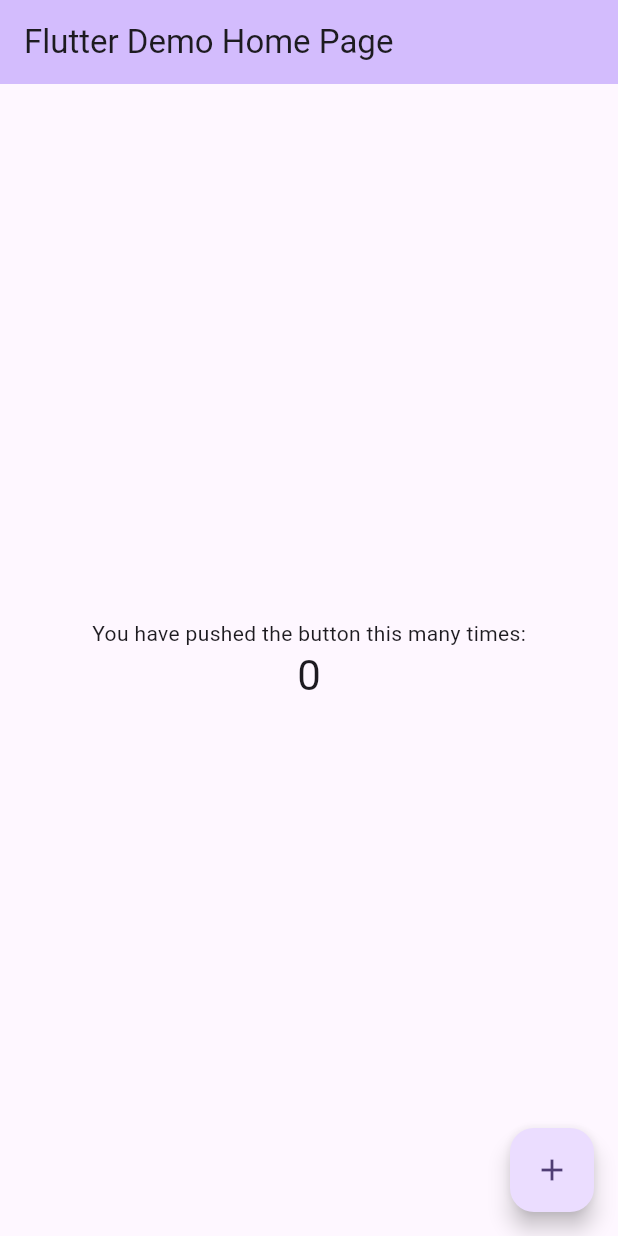
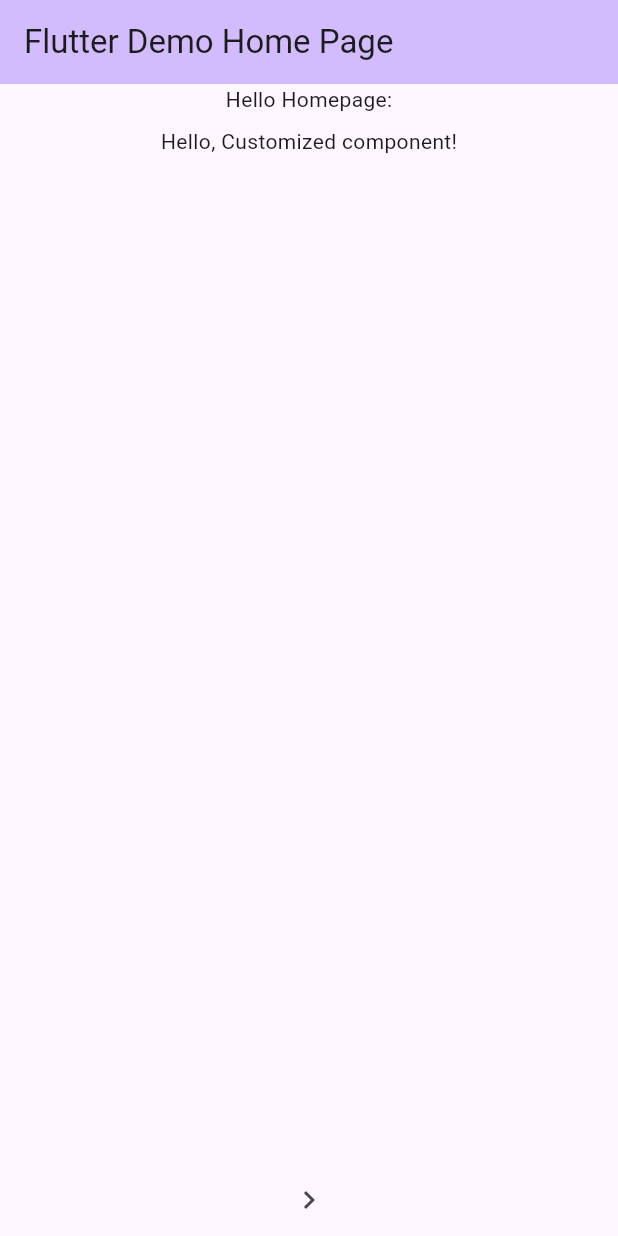
Before and after one commit to marieesss/flutter-todo-list, a Flutter app: the screen it shows after launch, on a phone screen of 412 x 824 dp. Run offline on Flutter 3.47's test engine with Material 3 defaults, Android fonts, the phone set to English and light mode, and no system bars.

Commit message:
add routing to different page

```diff
--- /dev/null
+++ b/lib/components/row/row.dart
@@ -0,0 +1,13 @@
+import 'package:flutter/material.dart';
+
+class PaddedText extends StatelessWidget {
+  const PaddedText({super.key});
+
+  @override
+  Widget build(BuildContext context) {
+    return Padding(
+      padding: const EdgeInsets.all(8.0),
+      child: const Text('Hello, Customized component!'),
+    );
+  }
+}
--- a/lib/main.dart
+++ b/lib/main.dart
@@ -1,4 +1,7 @@
 import 'package:flutter/material.dart';
+import 'components/row/row.dart';
+import 'screens/todos/todos.dart';
+import 'screens/homepage/homepage.dart';
 
 void main() {
   runApp(const MyApp());
@@ -54,19 +57,6 @@ class MyHomePage extends StatefulWidget {
 }
 
 class _MyHomePageState extends State<MyHomePage> {
-  int _counter = 0;
-
-  void _incrementCounter() {
-    setState(() {
-      // This call to setState tells the Flutter framework that something has
-      // changed in this State, which causes it to rerun the build method below
-      // so that the display can reflect the updated values. If we changed
-      // _counter without calling setState(), then the build method would not be
-      // called again, and so nothing would appear to happen.
-      _counter++;
-    });
-  }
-
   @override
   Widget build(BuildContext context) {
     // This method is rerun every time setState is called, for instance as done
@@ -85,38 +75,8 @@ class _MyHomePageState extends State<MyHomePage> {
         // the App.build method, and use it to set our appbar title.
         title: Text(widget.title),
       ),
-      body: Center(
-        // Center is a layout widget. It takes a single child and positions it
-        // in the middle of the parent.
-        child: Column(
-          // Column is also a layout widget. It takes a list of children and
-          // arranges them vertically. By default, it sizes itself to fit its
-          // children horizontally, and tries to be as tall as its parent.
-          //
-          // Column has various properties to control how it sizes itself and
-          // how it positions its children. Here we use mainAxisAlignment to
-          // center the children vertically; the main axis here is the vertical
-          // axis because Columns are vertical (the cross axis would be
-          // horizontal).
-          //
-          // TRY THIS: Invoke "debug painting" (choose the "Toggle Debug Paint"
-          // action in the IDE, or press "p" in the console), to see the
-          // wireframe for each widget.
-          mainAxisAlignment: MainAxisAlignment.center,
-          children: <Widget>[
-            const Text('You have pushed the button this many times:'),
-            Text(
-              '$_counter',
-              style: Theme.of(context).textTheme.headlineMedium,
-            ),
-          ],
-        ),
-      ),
-      floatingActionButton: FloatingActionButton(
-        onPressed: _incrementCounter,
-        tooltip: 'Increment',
-        child: const Icon(Icons.add),
-      ), // This trailing comma makes auto-formatting nicer for build methods.
+      body:
+          const HomepagePage(), // This trailing comma makes auto-formatting nicer for build methods.
     );
   }
 }
--- /dev/null
+++ b/lib/screens/homepage/homepage.dart
@@ -0,0 +1,67 @@
+import 'package:flutter/material.dart';
+import '../../components/row/row.dart';
+import "../todos/todos.dart";
+
+class HomepagePage extends StatefulWidget {
+  const HomepagePage({super.key});
+
+  // This widget is the home page of your application. It is stateful, meaning
+  // that it has a State object (defined below) that contains fields that affect
+  // how it looks.
+
+  // This class is the configuration for the state. It holds the values (in this
+  // case the title) provided by the parent (in this case the App widget) and
+  // used by the build method of the State. Fields in a Widget subclass are
+  // always marked "final".
+
+  @override
+  State<HomepagePage> createState() => _HomepagePageState();
+}
+
+class _HomepagePageState extends State<HomepagePage> {
+  @override
+  Widget build(BuildContext context) {
+    // This method is rerun every time setState is called, for instance as done
+    // by the _incrementCounter method above.
+    //
+    // The Flutter framework has been optimized to make rerunning build methods
+    // fast, so that you can just rebuild anything that needs updating rather
+    // than having to individually change instances of widgets.
+    return Scaffold(
+      body: Center(
+        // Center is a layout widget. It takes a single child and positions it
+        // in the middle of the parent.
+        child: Column(
+          // Column is also a layout widget. It takes a list of children and
+          // arranges them vertically. By default, it sizes itself to fit its
+          // children horizontally, and tries to be as tall as its parent.
+          //
+          // Column has various properties to control how it sizes itself and
+          // how it positions its children. Here we use mainAxisAlignment to
+          // center the children vertically; the main axis here is the vertical
+          // axis because Columns are vertical (the cross axis would be
+          // horizontal).
+          //
+          // TRY THIS: Invoke "debug painting" (choose the "Toggle Debug Paint"
+          // action in the IDE, or press "p" in the console), to see the
+          // wireframe for each widget.
+          mainAxisAlignment: MainAxisAlignment.center,
+          children: <Widget>[
+            const Text('Hello Homepage:'),
+            Expanded(child: const PaddedText()),
+            IconButton(
+              onPressed: () {
+                Navigator.of(context).push(
+                  MaterialPageRoute<void>(
+                    builder: (context) => const TodosPage(),
+                  ),
+                );
+              },
+              icon: const Icon(Icons.navigate_next),
+            ),
+          ],
+        ),
+      ),
+    );
+  }
+}
```
Also changed, not shown: lib/screens/auth/login.dart (added, +83 -0 lines), lib/screens/todos/todos.dart (added, +78 -0 lines).
